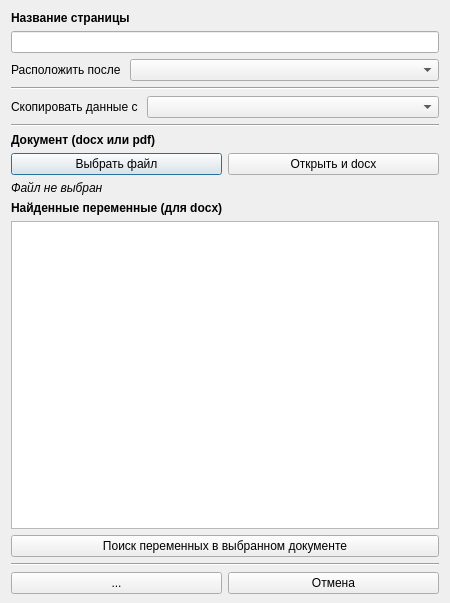
Artemako/auto-exec-doc, file designer/dialogwindows/neddw/nedpagedialogwindow.ui: the form before one commit.
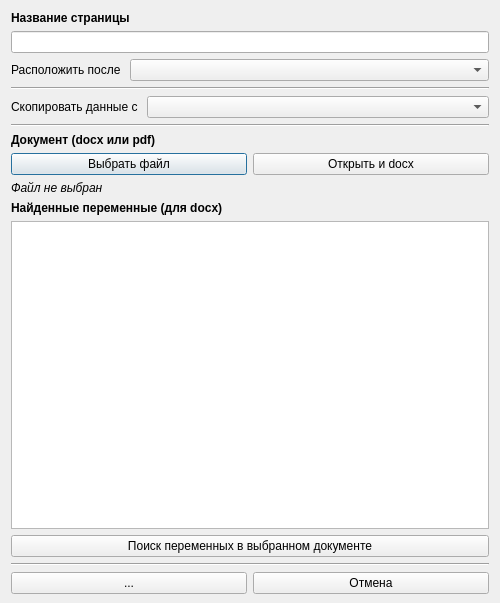
The form after the commit. Icons and pictures are not drawn.

The edit to the form file:
```diff
--- a/designer/dialogwindows/neddw/nedpagedialogwindow.ui
+++ b/designer/dialogwindows/neddw/nedpagedialogwindow.ui
@@ -6,7 +6,7 @@
    <rect>
     <x>0</x>
     <y>0</y>
-    <width>450</width>
+    <width>500</width>
     <height>603</height>
    </rect>
   </property>
```
